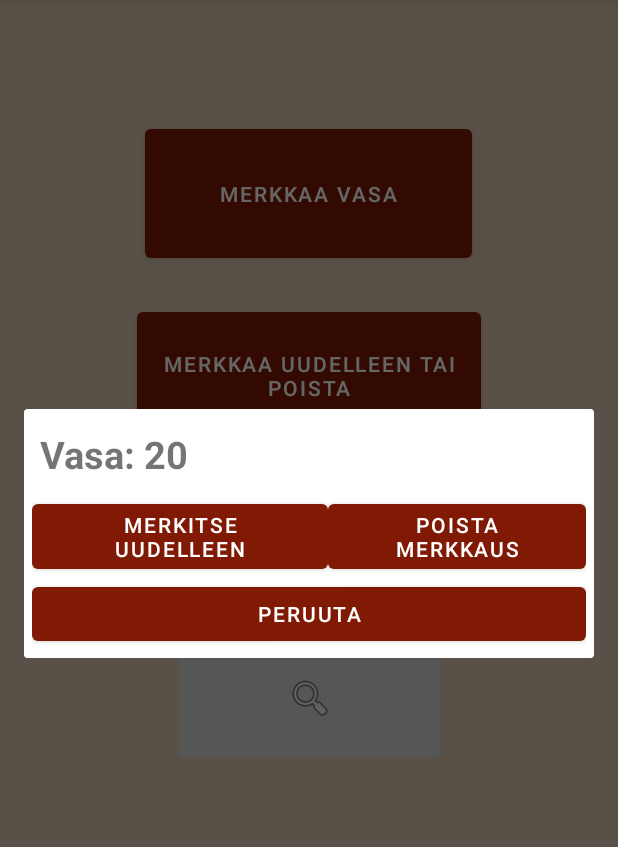
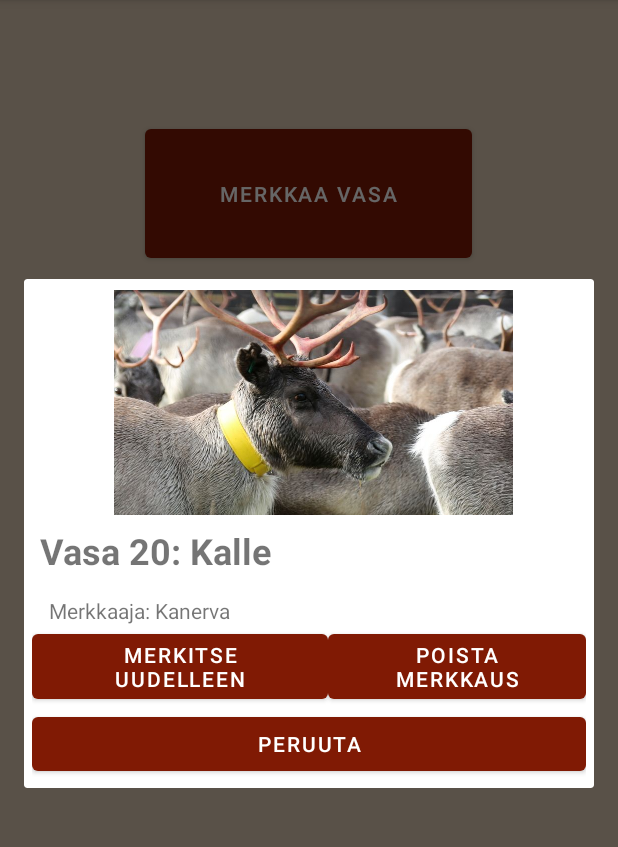
Before and after one commit to nopelius/CustomAlertDialog, an Android app: the screen it shows after launch (MainActivity), after a tap on "MERKKAA UUDELLEEN TAI POISTA", on a phone screen of 412 x 824 dp, the part 84-931 px from its top. Run offline under Robolectric (Android 15) with nearby library versions, the phone set to English and light mode, and no system bars.

Commit message:
RemarkOrRemove dialog shows earmark image and marker and owner

```diff
--- a/app/src/main/java/com/example/customalertdialog/MainActivity.java
+++ b/app/src/main/java/com/example/customalertdialog/MainActivity.java
@@ -46,8 +46,6 @@ public class MainActivity extends AppCompatActivity implements
 
         Button openDialogButton = findViewById(R.id.mark);
         openDialogButton.setOnClickListener(v -> showMarkDialog("Merkkaa vasa numero 12", 12));
-        Button openMarkOrRemoveDialogButton = findViewById(R.id.markOrRemove);
-        openMarkOrRemoveDialogButton.setOnClickListener(v -> showRemarkOrRemoveDialog(20));
 
         unmarkedDeer = new ArrayList<>();
         unmarkedDeer.add(1);
@@ -61,6 +59,10 @@ public class MainActivity extends AppCompatActivity implements
         markList.addMark("Kalle", "Kanerva", 20);
         markList.addMark("Simo Siivola", "Harri", 50);
 
+        Button openMarkOrRemoveDialogButton = findViewById(R.id.markOrRemove);
+        openMarkOrRemoveDialogButton.setOnClickListener(
+                v -> showRemarkOrRemoveDialog(markList.findMarkWithNumber(20))
+        );
 
         ImageButton searchButton = findViewById(R.id.imageButton);
         searchButton.setOnClickListener(v -> {
@@ -69,8 +71,8 @@ public class MainActivity extends AppCompatActivity implements
         });
     }
 
-    protected void showRemarkOrRemoveDialog(int deerNumber) {
-        DialogFragment newFragment = RemarkOrRemoveDialogFragment.newInstance(deerNumber);
+    protected void showRemarkOrRemoveDialog(Mark mark) {
+        DialogFragment newFragment = RemarkOrRemoveDialogFragment.newInstance(mark);
         newFragment.show(getSupportFragmentManager(), "dialog");
     }
 
@@ -108,9 +110,9 @@ public class MainActivity extends AppCompatActivity implements
     }
 
     @Override
-    public void changeDeer(DialogFragment dialog, int deerNumber) {
+    public void changeDeer(DialogFragment dialog, Mark mark) {
         dialog.getDialog().cancel();
-        showMarkDialog("Uudellenmerkataan vasa: " + deerNumber, deerNumber);
+        showRemarkOrRemoveDialog(mark);
     }
 
     @Override
--- a/app/src/main/java/com/example/customalertdialog/dialogs/RemarkOrRemoveDialogFragment.java
+++ b/app/src/main/java/com/example/customalertdialog/dialogs/RemarkOrRemoveDialogFragment.java
@@ -3,26 +3,29 @@ package com.example.customalertdialog.dialogs;
 import android.app.AlertDialog;
 import android.app.Dialog;
 import android.content.Context;
+import android.media.Image;
 import android.os.Bundle;
 import android.view.View;
 import android.widget.Button;
+import android.widget.ImageView;
 import android.widget.TextView;
 
 import androidx.annotation.NonNull;
 import androidx.fragment.app.DialogFragment;
 
 import com.example.customalertdialog.R;
+import com.example.customalertdialog.entities.Mark;
 
 public class RemarkOrRemoveDialogFragment extends DialogFragment {
 
     DialogListener listener;
 
-    public static RemarkOrRemoveDialogFragment newInstance(int deerNumber) {
+    public static RemarkOrRemoveDialogFragment newInstance(Mark mark) {
 
         Bundle args = new Bundle();
 
         RemarkOrRemoveDialogFragment fragment = new RemarkOrRemoveDialogFragment();
-        args.putInt("deerNumber", deerNumber);
+        args.putSerializable("mark", mark);
         fragment.setArguments(args);
         return fragment;
     }
@@ -47,15 +50,23 @@ public class RemarkOrRemoveDialogFragment extends DialogFragment {
         AlertDialog.Builder builder = new AlertDialog.Builder(getActivity());
         View mView = getLayoutInflater().inflate(R.layout.remark_or_remove_dialog, null);
 
+        Mark mark = (Mark) getArguments().getSerializable("mark");
+
+        EarMarkImageSelector earMarkImageSelector = new EarMarkImageSelector();
+        ImageView image = mView.findViewById(R.id.imageView);
+        image.setImageResource(earMarkImageSelector.getEarMarkImage(mark.getOwner()));
+
         TextView txt = mView.findViewById(R.id.textView);
-        txt.setText("Vasa: " + getArguments().getInt("deerNumber"));
+        txt.setText("Vasa " + mark.getDeerNumber() + ": " + mark.getOwner());
+
+        TextView markerTxt = mView.findViewById(R.id.markerInfo);
+        markerTxt.setText("Merkkaaja: " + mark.getMarker());
 
         Button remarkButton = mView.findViewById(R.id.remarkButton);
         remarkButton.setOnClickListener(v -> {
             RemarkOrRemoveDialogFragment.this.getDialog().cancel();
             listener.showMarkDialog(
-                    "Merkkaa uudelleen vasa: " + getArguments().getInt("deerNumber"),
-                    getArguments().getInt("deerNumber")
+                    "Merkkaa uudelleen vasa: " + mark.getDeerNumber(), mark.getDeerNumber()
             );
         });
         Button cancelButton = mView.findViewById(R.id.cancelButton);
--- a/app/src/main/java/com/example/customalertdialog/dialogs/SearchDialogFragment.java
+++ b/app/src/main/java/com/example/customalertdialog/dialogs/SearchDialogFragment.java
@@ -46,7 +46,7 @@ public class SearchDialogFragment extends DialogFragment {
 
     public interface DialogListener {
         void closeDialogAndStartMarkingDeer(DialogFragment dialog, EditText edit, int deerNumber);
-        void changeDeer(DialogFragment dialog, int deerNumber);
+        void changeDeer(DialogFragment dialog, Mark mark);
         void openTheInputs(DialogFragment dialog);
         void closeTheInputs(DialogFragment dialog, EditText text);
     }
@@ -175,7 +175,7 @@ public class SearchDialogFragment extends DialogFragment {
             listener.closeTheInputs(SearchDialogFragment.this, numberTextField);
             listener.changeDeer(
                     SearchDialogFragment.this,
-                    Integer.parseInt(numberTextField.getText().toString())
+                    markList.findMarkWithNumber(deerNumber)
             );
         });
     }
--- a/app/src/main/res/layout/remark_or_remove_dialog.xml
+++ b/app/src/main/res/layout/remark_or_remove_dialog.xml
@@ -4,24 +4,48 @@
     android:layout_width="match_parent"
     android:layout_height="match_parent"
     android:padding="5dp">
+    <ImageView
+        android:id="@+id/imageView"
+        android:layout_width="360dp"
+        android:layout_height="150dp"
+        android:layout_alignParentStart="true"
+        android:layout_alignParentTop="true"
+        android:layout_alignParentEnd="true"
+        android:layout_centerHorizontal="true"
+        android:layout_marginStart="35dp"
+        android:layout_marginTop="2dp"
+        android:layout_marginEnd="30dp"
+        android:scaleType="centerInside"
+        app:srcCompat="@drawable/korvamerkki" />
+
     <TextView
         android:id="@+id/textView"
         android:layout_width="wrap_content"
         android:layout_height="wrap_content"
+        android:layout_below="@+id/imageView"
         android:layout_alignParentStart="true"
         android:layout_gravity="center"
         android:layout_marginStart="5dp"
         android:layout_marginTop="7dp"
         android:layout_marginBottom="10dp"
-        android:text="Mitä haluat tehdä?"
-        android:textSize="25sp"
-        android:textStyle="bold"
-        app:layout_constraintStart_toStartOf="parent"
-        app:layout_constraintTop_toTopOf="parent" />
+        android:text="Vasa X: Vasaaja"
+        android:textSize="24sp"
+        android:textStyle="bold" />
+
+    <TextView
+        android:id="@+id/markerInfo"
+        android:layout_width="wrap_content"
+        android:layout_height="wrap_content"
+        android:layout_below="@+id/textView"
+        android:layout_alignParentStart="true"
+        android:layout_centerHorizontal="true"
+        android:layout_marginStart="11dp"
+        android:layout_marginTop="4dp"
+        android:text="Merkkaaja: MerkkiMarkki" />
     <LinearLayout
         android:id="@+id/actionsWrap"
         android:layout_centerHorizontal="true"
-        android:layout_below="@+id/textView"
+        android:layout_below="@+id/markerInfo"
         android:orientation="horizontal"
         android:layout_width="match_parent"
         android:layout_height="wrap_content"
```
